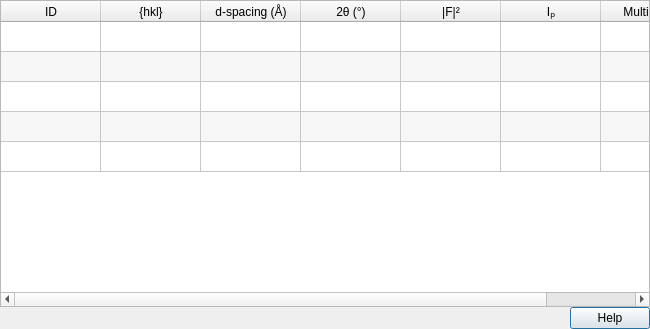
First picture: the form in hexrd/ui/resources/ui/reflections_table.ui, repository HEXRD/hexrdgui, before the edit.
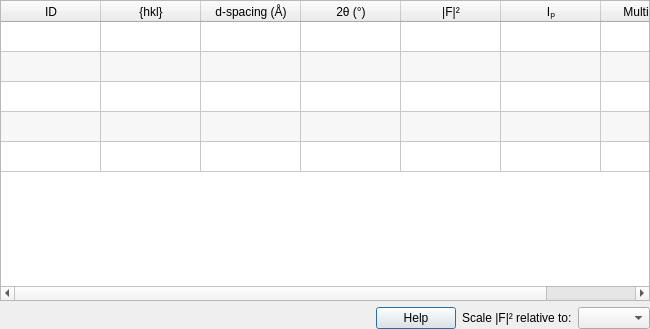
Second picture: the form after the edit.

Commit message:
Add relative scaling for structure factor
This adds the ability to the reflections table to scale the structure
factor based upon a different material's structure factor.

This can be helpful, for instance, to compare how strong the signal will
be of one material compared to another.

```diff
--- a/hexrd/ui/resources/ui/reflections_table.ui
+++ b/hexrd/ui/resources/ui/reflections_table.ui
@@ -10,10 +10,7 @@
     <height>329</height>
    </rect>
   </property>
-  <layout class="QVBoxLayout" name="verticalLayout_7">
-   <property name="spacing">
-    <number>0</number>
-   </property>
+  <layout class="QGridLayout" name="gridLayout">
    <property name="leftMargin">
     <number>0</number>
    </property>
@@ -26,7 +23,24 @@
    <property name="bottomMargin">
     <number>0</number>
    </property>
-   <item>
+   <item row="2" column="0">
+    <widget class="QDialogButtonBox" name="button_box">
+     <property name="standardButtons">
+      <set>QDialogButtonBox::Help</set>
+     </property>
+    </widget>
+   </item>
+   <item row="2" column="1">
+    <widget class="QLabel" name="relative_scale_material_label">
+     <property name="text">
+      <string>Scale |F|² relative to:</string>
+     </property>
+    </widget>
+   </item>
+   <item row="2" column="2">
+    <widget class="QComboBox" name="relative_scale_material"/>
+   </item>
+   <item row="0" column="0" colspan="3">
     <widget class="QTableWidget" name="table">
      <property name="toolTip">
       <string>&lt;html&gt;&lt;head/&gt;&lt;body&gt;&lt;p&gt;left click a row to activate the hkl&lt;/p&gt;&lt;/body&gt;&lt;/html&gt;</string>
@@ -112,13 +126,6 @@
      </column>
     </widget>
    </item>
-   <item>
-    <widget class="QDialogButtonBox" name="button_box">
-     <property name="standardButtons">
-      <set>QDialogButtonBox::Help</set>
-     </property>
-    </widget>
-   </item>
   </layout>
  </widget>
  <tabstops>
```
The commit also changes 4 other files.
